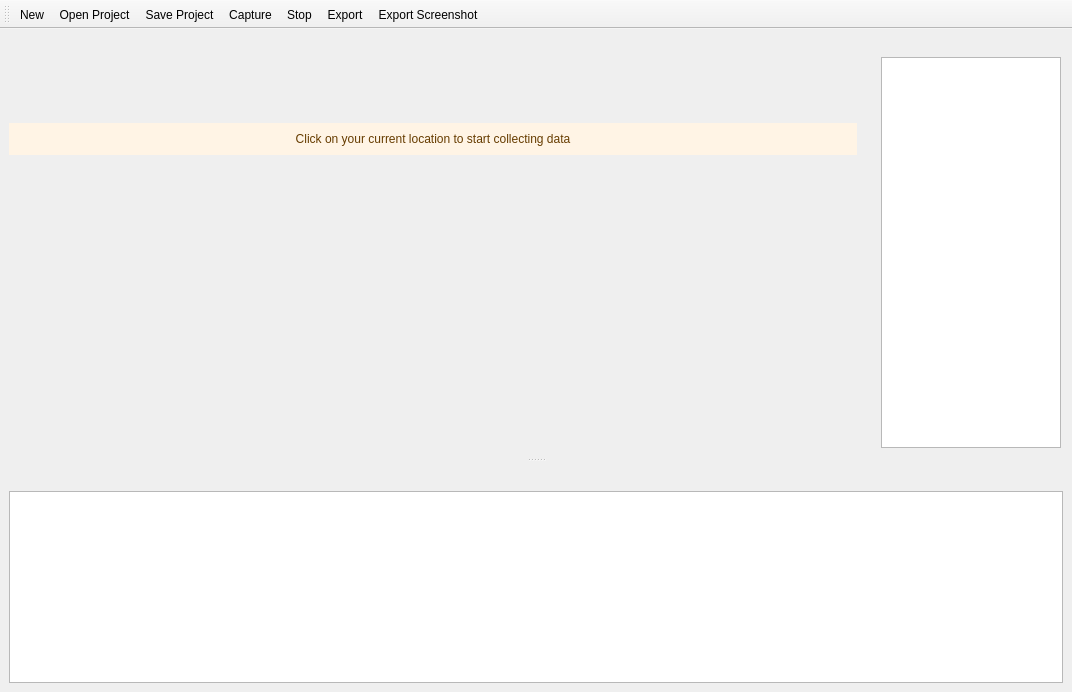
The window that wifi_UI.ui (CarmelPrn/WiFi_Heatmap_Tool) describes before a commit, drawn with Qt 5.
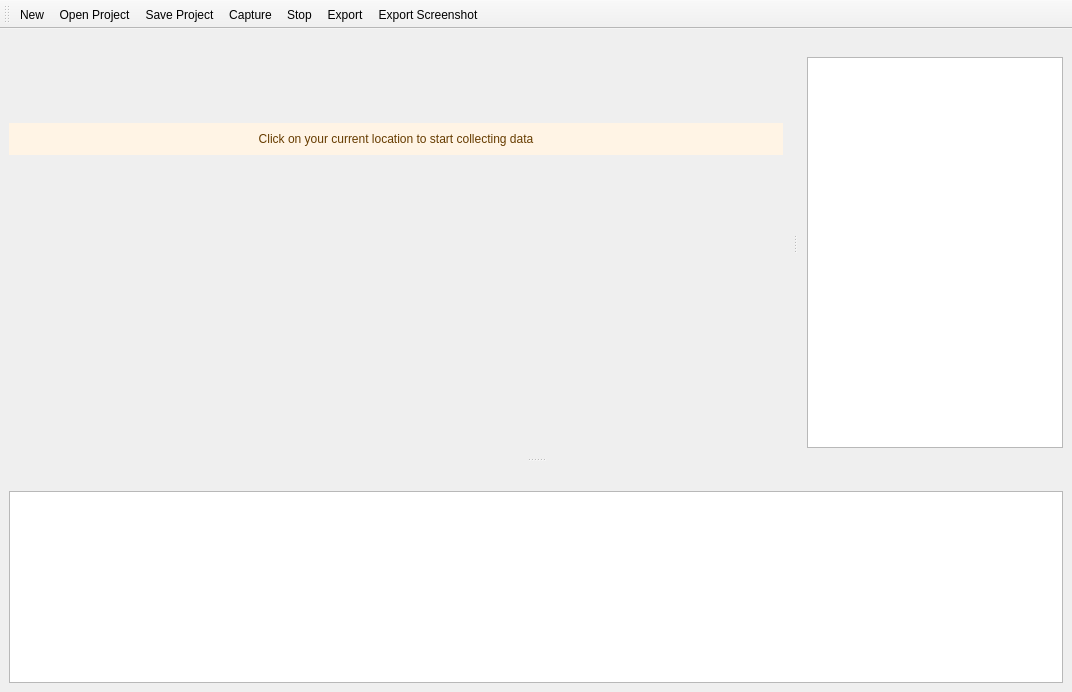
The same window after the commit. Icons and pictures are not drawn. Custom widgets are drawn as their Qt base class.

What changed in the file:
```diff
--- a/wifi_UI.ui
+++ b/wifi_UI.ui
@@ -75,6 +75,12 @@
    <addaction name="actionExportScreenshot"/>
   </widget>
   <widget class="QDockWidget" name="dockWidgetSSID">
+   <property name="sizePolicy">
+    <sizepolicy hsizetype="Expanding" vsizetype="Expanding">
+     <horstretch>0</horstretch>
+     <verstretch>0</verstretch>
+    </sizepolicy>
+   </property>
    <property name="minimumSize">
     <size>
      <width>200</width>
@@ -83,7 +89,7 @@
    </property>
    <property name="maximumSize">
     <size>
-     <width>200</width>
+     <width>524287</width>
      <height>658</height>
     </size>
    </property>
@@ -97,6 +103,12 @@
     <number>2</number>
    </attribute>
    <widget class="QWidget" name="dockWidgetContents">
+    <property name="sizePolicy">
+     <sizepolicy hsizetype="Expanding" vsizetype="Expanding">
+      <horstretch>0</horstretch>
+      <verstretch>0</verstretch>
+     </sizepolicy>
+    </property>
     <property name="minimumSize">
      <size>
       <width>200</width>
@@ -105,7 +117,7 @@
     </property>
     <property name="maximumSize">
      <size>
-      <width>80</width>
+      <width>16777215</width>
       <height>636</height>
      </size>
     </property>
@@ -120,7 +132,7 @@
        </property>
        <property name="maximumSize">
         <size>
-         <width>62</width>
+         <width>16777215</width>
          <height>618</height>
         </size>
        </property>
```
